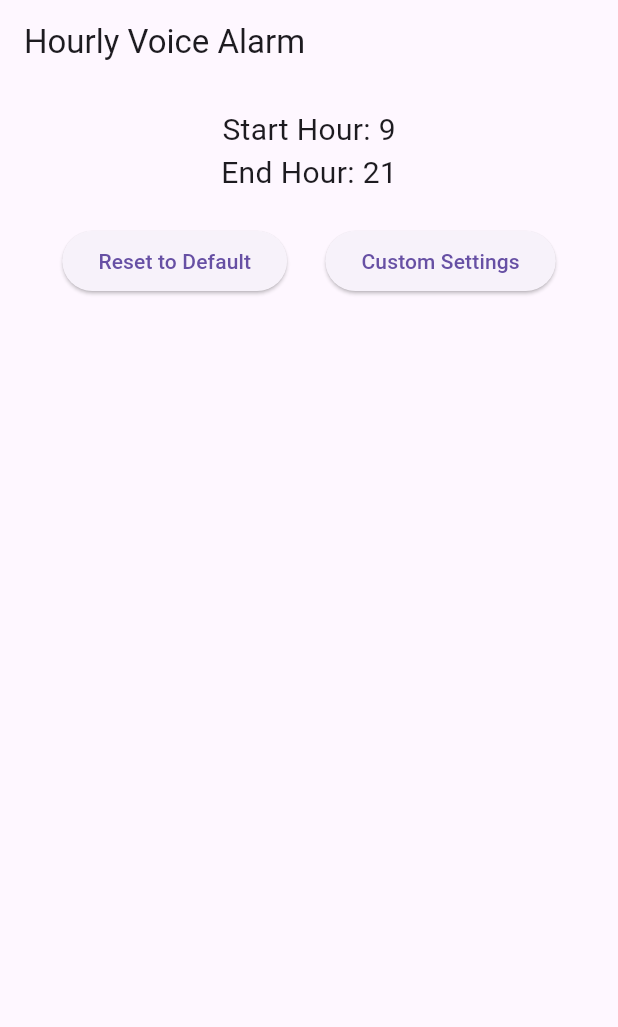
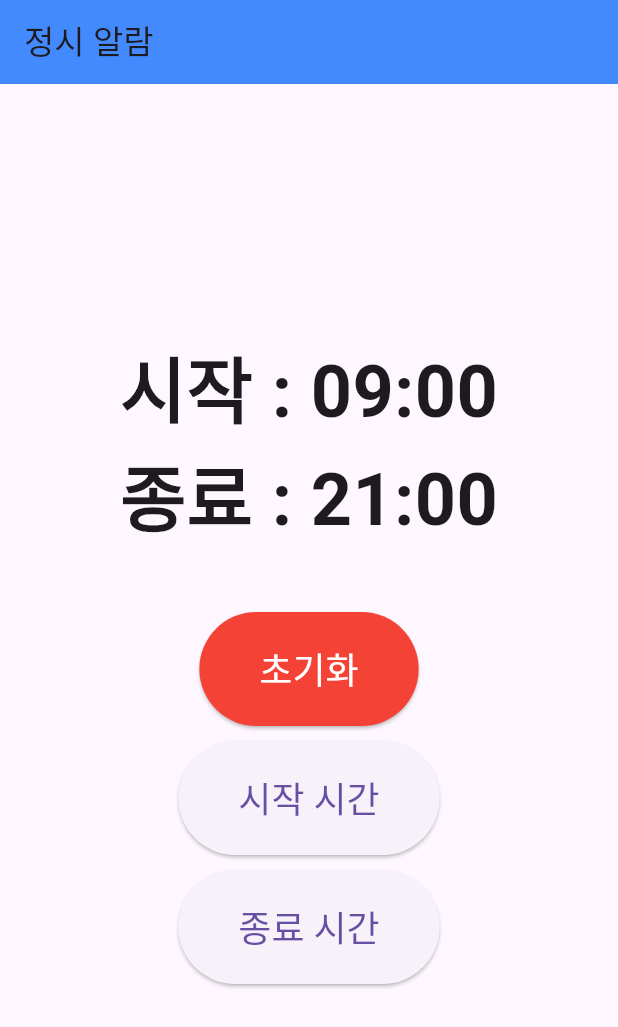
Before and after one commit to vosw1/hourly_voice_alarm, a Flutter app: the screen it shows after launch, on a phone screen of 412 x 824 dp. Shown: the top 1027 px of the screen. Run offline on Flutter 3.47's test engine with Material 3 defaults, Android fonts, the phone set to English and light mode, and no system bars; our stand-ins replace flutter_local_notifications, flutter_tts, permission_handler, shared_preferences, timezone.

Commit message:
화면 완성

```diff
--- a/lib/core/notification_service.dart
+++ b/lib/core/notification_service.dart
@@ -1,15 +1,16 @@
 import 'package:flutter_local_notifications/flutter_local_notifications.dart';
+import 'package:flutter_tts/flutter_tts.dart';
+import 'package:hourly_voice_alarm/core/tts_service.dart';
+import 'package:timezone/data/latest_all.dart' as tz;
 import 'package:timezone/timezone.dart' as tz;
-import 'package:timezone/data/latest_all.dart' as tz;
-import 'package:flutter_tts/flutter_tts.dart'; // 음성 합성 추가
 
 class NotificationService {
   static final _notifications = FlutterLocalNotificationsPlugin();
-  static final FlutterTts flutterTts = FlutterTts(); // 음성 합성 객체 추가
+  static final FlutterTts flutterTts = FlutterTts(); // 음성 합성 객체
 
   // 앱 초기화 시 호출되는 함수
   static Future<void> init() async {
-    tz.initializeTimeZones();
+    tz.initializeTimeZones();  // 시간대 데이터베이스 초기화
 
     const android = AndroidInitializationSettings('@mipmap/ic_launcher');
     final settings = InitializationSettings(android: android);
@@ -24,8 +25,9 @@ class NotificationService {
   // 정해진 시간대에 알림을 예약하는 함수
   static Future<void> scheduleHourlyAlarms(int startHour, int endHour) async {
     for (int hour = startHour; hour <= endHour; hour++) {
-      final now = tz.TZDateTime.now(tz.local);
-      final scheduled = tz.TZDateTime.local(
+      final now = tz.TZDateTime.now(tz.local);  // tz.local 사용
+      final scheduled = tz.TZDateTime(
+        tz.local,  // 시간대 설정
         now.year,
         now.month,
         now.day,
@@ -47,11 +49,10 @@ class NotificationService {
             priority: Priority.high,
           ),
         ),
-        androidAllowWhileIdle: true,
         uiLocalNotificationDateInterpretation:
         UILocalNotificationDateInterpretation.absoluteTime,
         matchDateTimeComponents: DateTimeComponents.time,
-        payload: '$hour', // 알림 클릭 시 payload로 넘길 데이터
+        payload: '$hour', androidAllowWhileIdle: true, // 알림 클릭 시 payload로 넘길 데이터
       );
     }
   }
@@ -64,12 +65,3 @@ class NotificationService {
     }
   }
 }
-
-class TtsService {
-  static final FlutterTts _flutterTts = FlutterTts();
-
-  // 시간에 맞는 음성 알림을 발송하는 함수
-  static Future<void> speakTime(int hour) async {
-    await _flutterTts.speak('$hour 시');
-  }
-}
--- a/lib/ui/AlarmPage.dart
+++ /dev/null
@@ -1,74 +0,0 @@
-import 'package:flutter/material.dart';
-import 'package:shared_preferences/shared_preferences.dart';
-
-class AlarmPage extends StatefulWidget {
-  const AlarmPage({Key? key}) : super(key: key);
-
-  @override
-  _AlarmPageState createState() => _AlarmPageState();
-}
-
-class _AlarmPageState extends State<AlarmPage> {
-  late int startHour;
-  late int endHour;
-
-  @override
-  void initState() {
-    super.initState();
-    _loadPreferences();
-  }
-
-  // SharedPreferences에서 시간 설정값 로드
-  _loadPreferences() async {
-    final prefs = await SharedPreferences.getInstance();
-    setState(() {
-      startHour = prefs.getInt('startHour') ?? 9;
-      endHour = prefs.getInt('endHour') ?? 21;
-    });
-  }
-
-  // 시간 설정을 SharedPreferences에 저장
-  _savePreferences(int start, int end) async {
-    final prefs = await SharedPreferences.getInstance();
-    await prefs.setInt('startHour', start);
-    await prefs.setInt('endHour', end);
-  }
-
-  @override
-  Widget build(BuildContext context) {
-    return Scaffold(
-      appBar: AppBar(title: const Text('Hourly Voice Alarm')),
-      body: Padding(
-        padding: const EdgeInsets.all(16.0),
-        child: Column(
-          children: [
-            Text('Start Hour: $startHour', style: TextStyle(fontSize: 20)),
-            Text('End Hour: $endHour', style: TextStyle(fontSize: 20)),
-            SizedBox(height: 20),
-            Row(
-              mainAxisAlignment: MainAxisAlignment.spaceEvenly,
-              children: [
-                ElevatedButton(
-                  onPressed: () {
-                    setState(() {
-                      startHour = 9;  // 예시로 9시로 설정
-                      endHour = 21;   // 예시로 21시로 설정
-                    });
-                    _savePreferences(startHour, endHour);
-                  },
-                  child: const Text('Reset to Default'),
-                ),
-                ElevatedButton(
-                  onPressed: () {
-                    // startHour, endHour을 사용자가 설정하는 로직을 추가할 수 있습니다
-                  },
-                  child: const Text('Custom Settings'),
-                ),
-              ],
-            ),
-          ],
-        ),
-      ),
-    );
-  }
-}
--- /dev/null
+++ b/lib/ui/alarm_page.dart
@@ -0,0 +1,146 @@
+import 'package:flutter/material.dart';
+import 'package:shared_preferences/shared_preferences.dart';
+
+class AlarmPage extends StatefulWidget {
+  const AlarmPage({Key? key}) : super(key: key);
+
+  @override
+  _AlarmPageState createState() => _AlarmPageState();
+}
+
+class _AlarmPageState extends State<AlarmPage> {
+  late int startHour;
+  late int startMinute;
+  late int endHour;
+  late int endMinute;
+
+  @override
+  void initState() {
+    super.initState();
+    startHour = 9; // 초기값 설정
+    startMinute = 0; // 초기값 설정
+    endHour = 20; // 초기값 설정
+    endMinute = 0; // 초기값 설정
+    _loadPreferences();
+  }
+
+  // SharedPreferences에서 시간 설정값 로드
+  _loadPreferences() async {
+    final prefs = await SharedPreferences.getInstance();
+    setState(() {
+      startHour = prefs.getInt('startHour') ?? 9;
+      startMinute = prefs.getInt('startMinute') ?? 0;
+      endHour = prefs.getInt('endHour') ?? 21;
+      endMinute = prefs.getInt('endMinute') ?? 0;
+    });
+  }
+
+  // 시간 설정을 SharedPreferences에 저장
+  _savePreferences(int startH, int startM, int endH, int endM) async {
+    final prefs = await SharedPreferences.getInstance();
+    await prefs.setInt('startHour', startH);
+    await prefs.setInt('startMinute', startM);
+    await prefs.setInt('endHour', endH);
+    await prefs.setInt('endMinute', endM);
+  }
+
+  // 시간 선택기 (TimePicker)
+  _selectTime(BuildContext context, bool isStart) async {
+    final TimeOfDay? picked = await showTimePicker(
+      context: context,
+      initialTime: TimeOfDay(hour: isStart ? startHour : endHour, minute: isStart ? startMinute : endMinute),
+    );
+    if (picked != null) {
+      setState(() {
+        if (isStart) {
+          startHour = picked.hour;
+          startMinute = picked.minute;
+        } else {
+          endHour = picked.hour;
+          endMinute = picked.minute;
+        }
+      });
+      _savePreferences(startHour, startMinute, endHour, endMinute);
+    }
+  }
+
+  // 시간 포맷팅 (HH:mm 형식으로 표시)
+  String _formatTime(int hour, int minute) {
+    return '${hour.toString().padLeft(2, '0')}:${minute.toString().padLeft(2, '0')}';
+  }
+
+  @override
+  Widget build(BuildContext context) {
+    return Scaffold(
+      appBar: AppBar(
+        title: const Text('정시 알람'),
+        backgroundColor: Colors.blueAccent, // AppBar 색상 변경
+      ),
+      body: Center( // Center 위젯으로 전체 가로, 세로 중앙 정렬
+        child: Padding(
+          padding: const EdgeInsets.all(16.0),
+          child: Column(
+            mainAxisAlignment: MainAxisAlignment.center, // 세로 가운데 정렬
+            crossAxisAlignment: CrossAxisAlignment.center, // 가로 가운데 정렬
+            children: [
+              // 시작과 종료 시간 표시 (HH:mm 형식으로 표시)
+              Text('시작 : ${_formatTime(startHour, startMinute)}', style: TextStyle(fontSize: 48, fontWeight: FontWeight.bold)),
+              Text('종료 : ${_formatTime(endHour, endMinute)}', style: TextStyle(fontSize: 48, fontWeight: FontWeight.bold)),
+              SizedBox(height: 40), // 상단과 버튼들 간격
+
+              // 버튼들을 세로로 배치
+              Column(
+                mainAxisAlignment: MainAxisAlignment.center, // 버튼들 세로로 가운데 정렬
+                children: [
+                  ElevatedButton(
+                    onPressed: () {
+                      setState(() {
+                        startHour = 9;  // 예시로 9시로 설정
+                        startMinute = 0; // 0분으로 설정
+                        endHour = 21;   // 예시로 21시로 설정
+                        endMinute = 0;   // 0분으로 설정
+                      });
+                      _savePreferences(startHour, startMinute, endHour, endMinute);
+                    },
+                    style: ElevatedButton.styleFrom(
+                      backgroundColor: Colors.red,
+                      padding: EdgeInsets.symmetric(vertical: 20.0, horizontal: 40.0),
+                      textStyle: TextStyle(fontSize: 24),
+                      foregroundColor: Colors.white,
+                    ),
+                    child: const Text('초기화'),
+                  ),
+                  const SizedBox(height: 10),
+
+                  ElevatedButton(
+                    onPressed: () {
+                      _selectTime(context, true); // 시작 시간 선택
+                    },
+                    style: ElevatedButton.styleFrom(
+                      padding: EdgeInsets.symmetric(vertical: 20.0, horizontal: 40.0),
+                      textStyle: TextStyle(fontSize: 24),
+                    ),
+                    child: const Text('시작 시간'),
+                  ),
+
+                  const SizedBox(height: 10),
+
+                  ElevatedButton(
+                    onPressed: () {
+                      _selectTime(context, false); // 종료 시간 선택
+                    },
+                    style: ElevatedButton.styleFrom(
+                      padding: EdgeInsets.symmetric(vertical: 20.0, horizontal: 40.0),
+                      textStyle: TextStyle(fontSize: 24),
+                    ),
+                    child: const Text('종료 시간'),
+                  ),
+                ],
+              ),
+            ],
+          ),
+        ),
+      ),
+    );
+  }
+}
--- a/lib/ui/home_page.dart
+++ b/lib/ui/home_page.dart
@@ -1,5 +1,5 @@
 import 'package:flutter/material.dart';
-import 'AlarmPage.dart'; // 알림 설정 페이지 import
+import 'alarm_page.dart'; // 알림 설정 페이지 import
 
 class HomePage extends StatelessWidget {
   const HomePage({Key? key}) : super(key: key);
```
Also changed, not shown: lib/core/tts_service.dart (+16 -1 lines), lib/main.dart (+86 -26 lines), pubspec.yaml (+3 -4 lines), pubspec.lock, 7 other files.
